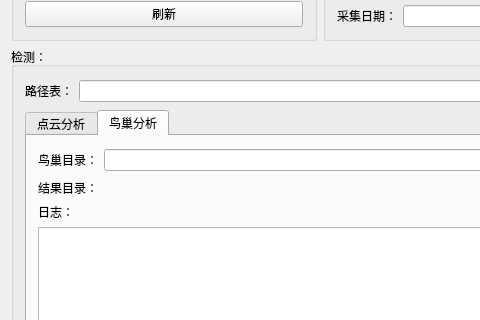
Before: the Qt Designer form MainControl/MainControl.ui in CreamMilk/pct, drawn with Qt 5; both pictures show x 0 to 480 and y 166 to 486 of the 639 by 655 pixel window.
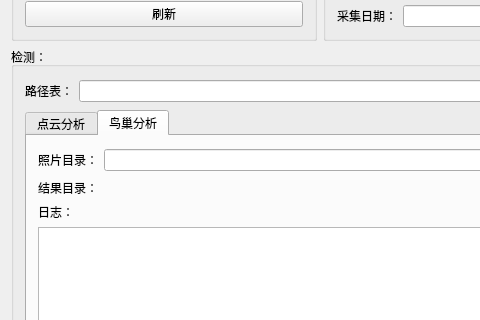
After: the same form once the commit is applied. The open tabs and pages were chosen to show the change.

What changed in the file:
```diff
--- a/MainControl/MainControl.ui
+++ b/MainControl/MainControl.ui
@@ -574,7 +574,7 @@
              <item>
               <widget class="QLabel" name="label_6">
                <property name="text">
-                <string>鸟巢目录：</string>
+                <string>照片目录：</string>
                </property>
               </widget>
              </item>
```
Left out of the diff: 30 changed lines with no effect on the pictures.
